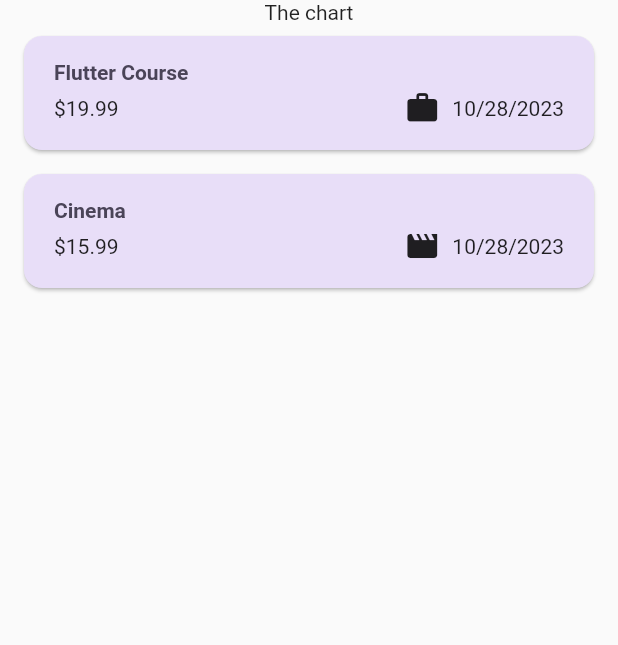
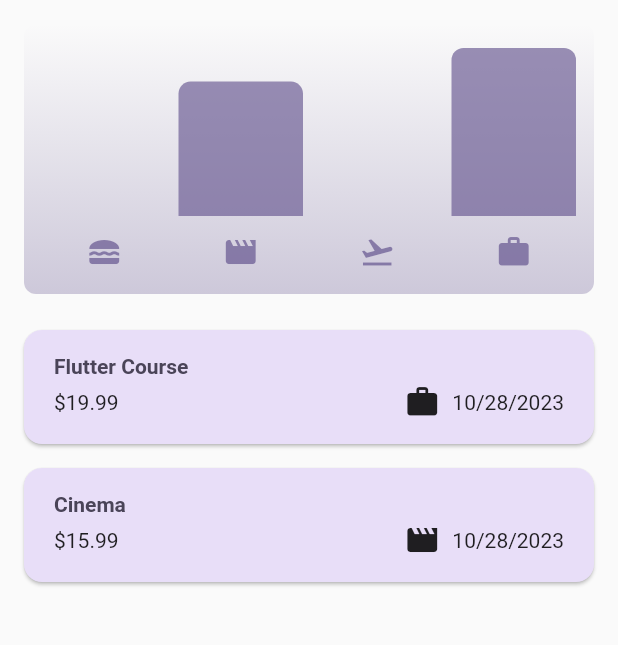
Before and after one commit to kartpop/expense_tracker, a Flutter app: the screen it shows after launch, on a phone screen of 412 x 824 dp, the part 84-729 px from its top. Run offline on Flutter 3.47's test engine with Material 2 defaults, Android fonts, the phone set to English and light mode, and no system bars.

Commit message:
feat: add chart bars to visually display sum of expenses per category

```diff
--- /dev/null
+++ b/lib/widgets/chart/chart.dart
@@ -0,0 +1,95 @@
+import 'package:flutter/material.dart';
+
+import 'package:expense_tracker/widgets/chart/chart_bar.dart';
+import 'package:expense_tracker/models/expense.dart';
+
+class Chart extends StatelessWidget {
+  const Chart({super.key, required this.expenses});
+
+  final List<Expense> expenses;
+
+  List<ExpenseBucket> get buckets {
+    return [
+      ExpenseBucket.forCategory(expenses, Category.food),
+      ExpenseBucket.forCategory(expenses, Category.leisure),
+      ExpenseBucket.forCategory(expenses, Category.travel),
+      ExpenseBucket.forCategory(expenses, Category.work),
+    ];
+  }
+
+  double get maxTotalExpense {
+    double maxTotalExpense = 0;
+
+    for (final bucket in buckets) {
+      if (bucket.totalExpenses > maxTotalExpense) {
+        maxTotalExpense = bucket.totalExpenses;
+      }
+    }
+
+    return maxTotalExpense;
+  }
+
+  @override
+  Widget build(BuildContext context) {
+    final isDarkMode =
+        MediaQuery.of(context).platformBrightness == Brightness.dark;
+    return Container(
+      margin: const EdgeInsets.all(16),
+      padding: const EdgeInsets.symmetric(
+        vertical: 16,
+        horizontal: 8,
+      ),
+      width: double.infinity,
+      height: 180,
+      decoration: BoxDecoration(
+        borderRadius: BorderRadius.circular(8),
+        gradient: LinearGradient(
+          colors: [
+            Theme.of(context).colorScheme.primary.withOpacity(0.3),
+            Theme.of(context).colorScheme.primary.withOpacity(0.0)
+          ],
+          begin: Alignment.bottomCenter,
+          end: Alignment.topCenter,
+        ),
+      ),
+      child: Column(
+        children: [
+          Expanded(
+            child: Row(
+              crossAxisAlignment: CrossAxisAlignment.end,
+              children: [
+                for (final bucket in buckets) // alternative to map()
+                  ChartBar(
+                    fill: bucket.totalExpenses == 0
+                        ? 0
+                        : bucket.totalExpenses / maxTotalExpense,
+                  )
+              ],
+            ),
+          ),
+          const SizedBox(height: 12),
+          Row(
+            children: buckets
+                .map(
+                  (bucket) => Expanded(
+                    child: Padding(
+                      padding: const EdgeInsets.symmetric(horizontal: 4),
+                      child: Icon(
+                        categoryIcons[bucket.category],
+                        color: isDarkMode
+                            ? Theme.of(context).colorScheme.secondary
+                            : Theme.of(context)
+                                .colorScheme
+                                .primary
+                                .withOpacity(0.7),
+                      ),
+                    ),
+                  ),
+                )
+                .toList(),
+          )
+        ],
+      ),
+    );
+  }
+}
--- /dev/null
+++ b/lib/widgets/chart/chart_bar.dart
@@ -0,0 +1,34 @@
+import 'package:flutter/material.dart';
+
+class ChartBar extends StatelessWidget {
+  const ChartBar({
+    super.key,
+    required this.fill,
+  });
+
+  final double fill;
+
+  @override
+  Widget build(BuildContext context) {
+    final isDarkMode =
+        MediaQuery.of(context).platformBrightness == Brightness.dark;
+    return Expanded(
+      child: Padding(
+        padding: const EdgeInsets.symmetric(horizontal: 4),
+        child: FractionallySizedBox(
+          heightFactor: fill,
+          child: DecoratedBox(
+            decoration: BoxDecoration(
+              shape: BoxShape.rectangle,
+              borderRadius:
+                  const BorderRadius.vertical(top: Radius.circular(8)),
+              color: isDarkMode
+                  ? Theme.of(context).colorScheme.secondary
+                  : Theme.of(context).colorScheme.primary.withOpacity(0.65),
+            ),
+          ),
+        ),
+      ),
+    );
+  }
+}
--- a/lib/widgets/expenses.dart
+++ b/lib/widgets/expenses.dart
@@ -1,3 +1,4 @@
+import 'package:expense_tracker/widgets/chart/chart.dart';
 import 'package:expense_tracker/widgets/expenses_list/expenses_list.dart';
 import 'package:expense_tracker/models/expense.dart';
 import 'package:expense_tracker/widgets/new_expense.dart';
@@ -71,11 +72,10 @@ class _ExpensesState extends State<Expenses> {
     );
 
     if (_registeredExpenses.isNotEmpty) {
-      mainContent = Expanded(
-          child: ExpensesList(
+      mainContent = ExpensesList(
         expenses: _registeredExpenses,
         onRemoveExpense: _removeExpense,
-      ));
+      );
     }
 
     return Scaffold(
@@ -90,8 +90,8 @@ class _ExpensesState extends State<Expenses> {
       ),
       body: Column(
         children: [
-          const Text('The chart'),
-          mainContent,
+          Chart(expenses: _registeredExpenses),
+          Expanded(child: mainContent),
         ],
       ),
     );
```
